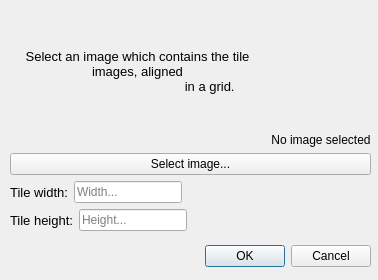
First picture: the form in src/ui/tileset/tileset_dialog.ui, repository albin-johansson/tactile, before the edit.
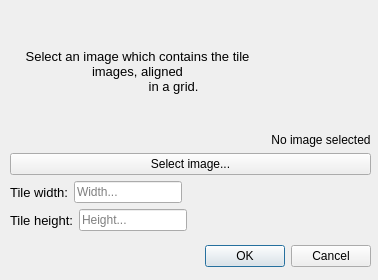
Second picture: the form after the edit. Icons and pictures are not drawn.

```diff
--- a/src/ui/tileset/tileset_dialog.ui
+++ b/src/ui/tileset/tileset_dialog.ui
@@ -57,7 +57,7 @@
                                 </property>
                                 <property name="text">
                                     <string>Select an image which contains the tile images, aligned
-                                        in a grid.
+                    in a grid.
                                     </string>
                                 </property>
                                 <property name="alignment">
```
Left out of the diff: 2 changed lines with no effect on the pictures. Lines whose indentation alone changed are shown as unchanged.
